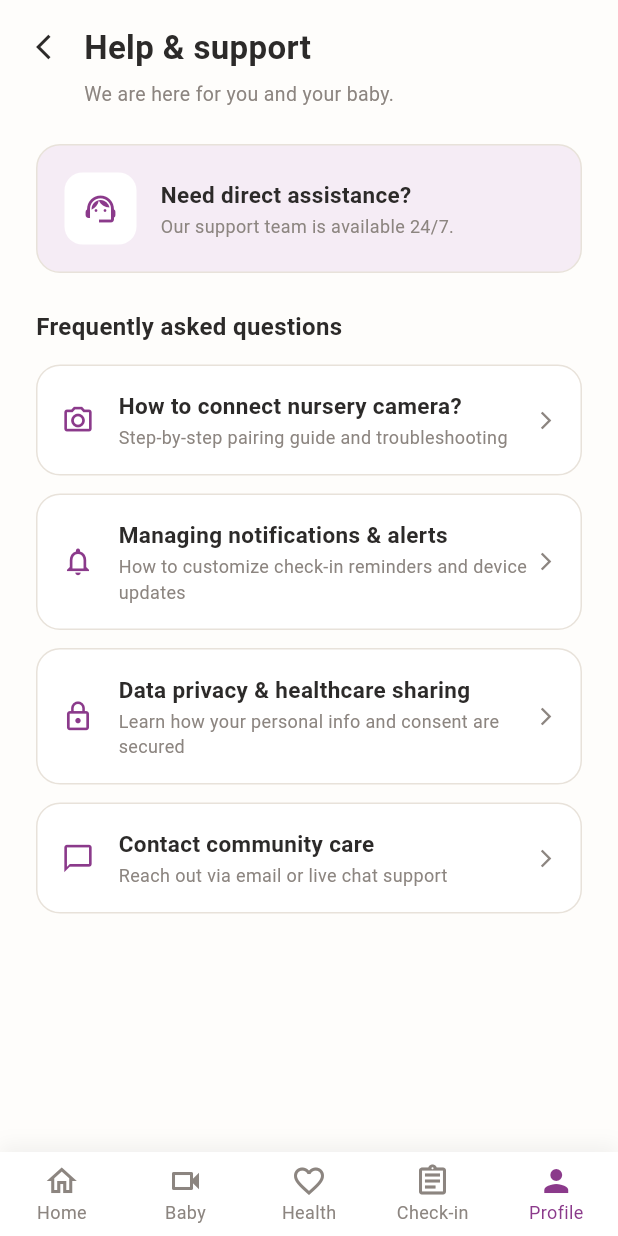
After one commit to cepdnaclk/e22-3yp-himummy, a Flutter app: the HelpSupportScreen screen opened directly, on a phone screen of 412 x 824 dp. The commit adds this screen. Run offline on Flutter 3.47's test engine with Material 3 defaults, Android fonts, the phone set to English and light mode, and no system bars; our stand-ins replace fl_chart; Roboto replaces fonts that are missing (Nunito Sans).

Commit message:
feat: implement help and support screen and link from profile settings

```diff
--- /dev/null
+++ b/code/himummy_mobile/lib/presentation/screens/profile/help_support_screen.dart
@@ -0,0 +1,218 @@
+import 'package:flutter/material.dart';
+import '../../../core/constants/app_colors.dart';
+import '../../widgets/app_bottom_nav.dart';
+
+class HelpSupportScreen extends StatelessWidget {
+  const HelpSupportScreen({Key? key}) : super(key: key);
+
+  @override
+  Widget build(BuildContext context) {
+    return Scaffold(
+      backgroundColor: AppColors.backgroundWhite,
+      body: SafeArea(
+        child: SingleChildScrollView(
+          padding: const EdgeInsets.symmetric(horizontal: 24.0, vertical: 16.0),
+          child: Column(
+            crossAxisAlignment: CrossAxisAlignment.start,
+            children: [
+              // Top Bar with Back Button and Title
+              Row(
+                children: [
+                  GestureDetector(
+                    onTap: () => Navigator.pop(context),
+                    child: const Icon(
+                      Icons.arrow_back_ios,
+                      color: AppColors.textDark,
+                      size: 20,
+                    ),
+                  ),
+                  const SizedBox(width: 12),
+                  const Text(
+                    'Help & support',
+                    style: TextStyle(
+                      fontSize: 22,
+                      fontWeight: FontWeight.bold,
+                      color: AppColors.textDark,
+                    ),
+                  ),
+                ],
+              ),
+
+              const SizedBox(height: 6),
+
+              // Subtitle
+              const Padding(
+                padding: EdgeInsets.only(left: 32.0),
+                child: Text(
+                  'We are here for you and your baby.',
+                  style: TextStyle(
+                    fontSize: 13,
+                    color: AppColors.textMuted,
+                  ),
+                ),
+              ),
+
+              const SizedBox(height: 24),
+
+              // Quick Contact Banner Card
+              Container(
+                width: double.infinity,
+                padding: const EdgeInsets.all(18),
+                decoration: BoxDecoration(
+                  color: AppColors.lightPurpleBg,
+                  borderRadius: BorderRadius.circular(16),
+                  border: Border.all(color: AppColors.borderGrey),
+                ),
+                child: Row(
+                  children: [
+                    Container(
+                      padding: const EdgeInsets.all(12),
+                      decoration: BoxDecoration(
+                        color: AppColors.cardWhite,
+                        borderRadius: BorderRadius.circular(12),
+                      ),
+                      child: const Icon(
+                        Icons.support_agent_outlined,
+                        color: AppColors.primaryPurple,
+                        size: 24,
+                      ),
+                    ),
+                    const SizedBox(width: 16),
+                    Expanded(
+                      child: Column(
+                        crossAxisAlignment: CrossAxisAlignment.start,
+                        children: const [
+                          Text(
+                            'Need direct assistance?',
+                            style: TextStyle(
+                              fontSize: 15,
+                              fontWeight: FontWeight.bold,
+                              color: AppColors.textDark,
+                            ),
+                          ),
+                          SizedBox(height: 2),
+                          Text(
+                            'Our support team is available 24/7.',
+                            style: TextStyle(
+                              fontSize: 12,
+                              color: AppColors.textMuted,
+                            ),
+                          ),
+                        ],
+                      ),
+                    ),
+                  ],
+                ),
+              ),
+
+              const SizedBox(height: 24),
+
+              // Section Header: FAQs
+              const Text(
+                'Frequently asked questions',
+                style: TextStyle(
+                  fontSize: 16,
+                  fontWeight: FontWeight.bold,
+                  color: AppColors.textDark,
+                ),
+              ),
+
+              const SizedBox(height: 14),
+
+              // Support Items List
+              _buildSupportItem(
+                title: 'How to connect nursery camera?',
+                subtitle: 'Step-by-step pairing guide and troubleshooting',
+                icon: Icons.camera_alt_outlined,
+                onTap: () {},
+              ),
+              const SizedBox(height: 12),
+              _buildSupportItem(
+                title: 'Managing notifications & alerts',
+                subtitle: 'How to customize check-in reminders and device updates',
+                icon: Icons.notifications_outlined,
+                onTap: () {},
+              ),
+              const SizedBox(height: 12),
+              _buildSupportItem(
+                title: 'Data privacy & healthcare sharing',
+                subtitle: 'Learn how your personal info and consent are secured',
+                icon: Icons.lock_outline,
+                onTap: () {},
+              ),
+              const SizedBox(height: 12),
+              _buildSupportItem(
+                title: 'Contact community care',
+                subtitle: 'Reach out via email or live chat support',
+                icon: Icons.chat_bubble_outline,
+                onTap: () {},
+              ),
+            ],
+          ),
+        ),
+      ),
+
+      // Bottom Navigation Bar (Index 4 for Profile)
+      bottomNavigationBar: const AppBottomNav(currentIndex: 4),
+    );
+  }
+
+  // Helper widget for support menu items
+  Widget _buildSupportItem({
+    required String title,
+    required String subtitle,
+    required IconData icon,
+    required VoidCallback onTap,
+  }) {
+    return GestureDetector(
+      onTap: onTap,
+      child: Container(
+        width: double.infinity,
+        padding: const EdgeInsets.all(16),
+        decoration: BoxDecoration(
+          color: AppColors.cardWhite,
+          borderRadius: BorderRadius.circular(16),
+          border: Border.all(color: AppColors.borderGrey),
+        ),
+        child: Row(
+          children: [
+            Icon(
+              icon,
+              color: AppColors.primaryPurple,
+              size: 22,
+            ),
+            const SizedBox(width: 16),
+            Expanded(
+              child: Column(
+                crossAxisAlignment: CrossAxisAlignment.start,
+                children: [
+                  Text(
+                    title,
+                    style: const TextStyle(
+                      fontSize: 15,
+                      fontWeight: FontWeight.w600,
+                      color: AppColors.textDark,
+                    ),
+                  ),
+                  const SizedBox(height: 2),
+                  Text(
+                    subtitle,
+                    style: const TextStyle(
+                      fontSize: 12,
+                      color: AppColors.textMuted,
+                    ),
+                  ),
+                ],
+              ),
+            ),
+            const Icon(
+              Icons.arrow_forward_ios,
+              size: 14,
+              color: AppColors.textMuted,
+            ),
+          ],
+        ),
+      ),
+    );
+  }
+}
--- a/code/himummy_mobile/lib/presentation/screens/profile/profile_screen.dart
+++ b/code/himummy_mobile/lib/presentation/screens/profile/profile_screen.dart
@@ -4,6 +4,7 @@ import '../../widgets/app_bottom_nav.dart';
 import 'connect_device_screen.dart';
 import 'settings_screen.dart';
 import 'personal_info_screen.dart';
+import 'help_support_screen.dart';
 
 class ProfileScreen extends StatelessWidget {
   const ProfileScreen({Key? key}) : super(key: key);
@@ -151,6 +152,12 @@ class ProfileScreen extends StatelessWidget {
                 icon: Icons.help_outline,
                 onTap: () {
                   // Handle navigation or action
+                  Navigator.push(
+                    context,
+                    MaterialPageRoute(
+                      builder: (context) => const HelpSupportScreen(),
+                    ),
+                  );
                 },
               ),
 
```
